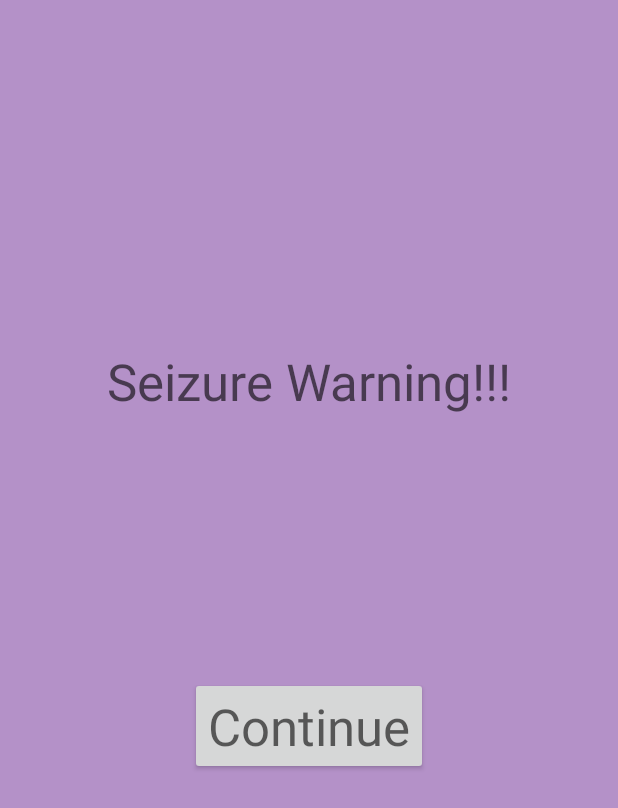
After one commit to ZADAWI123/CMSC-355-APP-Group-D, an Android app: the WarningActivity screen opened directly, with no data from a screen before it, on a phone screen of 412 x 824 dp. The commit adds this screen. Shown: the top 808 px of the screen. Run offline under Robolectric (Android 15) with nearby library versions, the phone set to English and light mode, and no system bars.

Commit message:
Warning Activity made
This page warns you before you go to challenges

```diff
--- a/app/src/main/AndroidManifest.xml
+++ b/app/src/main/AndroidManifest.xml
@@ -9,7 +9,7 @@
         android:roundIcon="@mipmap/ic_launcher_round"
         android:supportsRtl="true"
         android:theme="@style/AppTheme">
-        <activity android:name=".Warning"></activity>
+        <activity android:name=".WarningActivity"></activity>
         <activity android:name=".challenges" />
         <activity android:name=".help" />
         <activity android:name=".Goals" />
--- a/app/src/main/java/com/example/cmsc355app/Warning.java
+++ /dev/null
@@ -1,14 +0,0 @@
-package com.example.cmsc355app;
-
-import androidx.appcompat.app.AppCompatActivity;
-
-import android.os.Bundle;
-
-public class Warning extends AppCompatActivity {
-
-    @Override
-    protected void onCreate(Bundle savedInstanceState) {
-        super.onCreate(savedInstanceState);
-        setContentView(R.layout.activity_warning);
-    }
-}
--- /dev/null
+++ b/app/src/main/java/com/example/cmsc355app/WarningActivity.java
@@ -0,0 +1,34 @@
+package com.example.cmsc355app;
+
+import androidx.appcompat.app.AppCompatActivity;
+import androidx.constraintlayout.widget.ConstraintLayout;
+
+import android.content.Intent;
+import android.view.View;
+import android.widget.Button;
+
+import android.os.Bundle;
+
+public class WarningActivity extends AppCompatActivity {
+
+    private Button continueBtn;
+
+    @Override
+    protected void onCreate(Bundle savedInstanceState) {
+        super.onCreate(savedInstanceState);
+        setContentView(R.layout.activity_warning);
+
+        continueBtn = (Button)findViewById(R.id.conBtn);
+        continueBtn.setOnClickListener(new View.OnClickListener() {
+            @Override
+            public void onClick(View v) {
+
+                moveToContinue();
+            }
+        });
+    }
+    private void moveToContinue(){
+        Intent intentW = new Intent(WarningActivity.this, challenges.class);
+        startActivity(intentW);
+    }
+}
--- a/app/src/main/java/com/example/cmsc355app/main_hub.java
+++ b/app/src/main/java/com/example/cmsc355app/main_hub.java
@@ -10,7 +10,6 @@ import android.content.Intent;
 import android.graphics.drawable.AnimationDrawable;
 import android.os.Bundle;
 import android.preference.PreferenceManager;
-import android.text.Selection;
 import android.view.View;
 import android.widget.Button;
 import android.content.SharedPreferences;
@@ -18,7 +17,6 @@ import android.hardware.Sensor;
 import android.hardware.SensorEvent;
 import android.hardware.SensorEventListener;
 import android.hardware.SensorManager;
-import android.os.Bundle;
 import android.widget.TextView;
 
 public class main_hub extends AppCompatActivity {
@@ -211,7 +209,7 @@ public class main_hub extends AppCompatActivity {
     }
 
     private void moveToWarning(){
-        Intent intentW = new Intent(main_hub.this, challenges.class);
+        Intent intentW = new Intent(main_hub.this, WarningActivity.class);
         startActivity(intentW);
     }
 
--- a/app/src/main/res/layout/activity_warning.xml
+++ b/app/src/main/res/layout/activity_warning.xml
@@ -1,10 +1,43 @@
 <?xml version="1.0" encoding="utf-8"?>
-<androidx.constraintlayout.widget.ConstraintLayout
-    xmlns:android="http://schemas.android.com/apk/res/android"
+<androidx.constraintlayout.widget.ConstraintLayout xmlns:android="http://schemas.android.com/apk/res/android"
+    xmlns:app="http://schemas.android.com/apk/res-auto"
     xmlns:tools="http://schemas.android.com/tools"
-    xmlns:app="http://schemas.android.com/apk/res-auto"
     android:layout_width="match_parent"
     android:layout_height="match_parent"
-    tools:context=".Warning">
+    android:background="@drawable/gradient_1"
+    tools:context=".WarningActivity">
 
-  </androidx.constraintlayout.widget.ConstraintLayout>
+    <Button
+        android:id="@+id/conBtn"
+        android:layout_width="wrap_content"
+        android:layout_height="wrap_content"
+        android:layout_marginStart="150dp"
+        android:layout_marginLeft="150dp"
+        android:layout_marginTop="413dp"
+        android:layout_marginEnd="150dp"
+        android:layout_marginRight="150dp"
+        android:layout_marginBottom="270dp"
+        android:text="Continue"
+        android:textAppearance="@style/TextAppearance.AppCompat.Display1"
+        app:layout_constraintBottom_toBottomOf="parent"
+        app:layout_constraintEnd_toEndOf="parent"
+        app:layout_constraintStart_toStartOf="parent"
+        app:layout_constraintTop_toTopOf="parent" />
+
+    <TextView
+        android:id="@+id/textView36"
+        android:layout_width="wrap_content"
+        android:layout_height="wrap_content"
+        android:layout_marginStart="150dp"
+        android:layout_marginLeft="150dp"
+        android:layout_marginTop="221dp"
+        android:layout_marginEnd="150dp"
+        android:layout_marginRight="150dp"
+        android:layout_marginBottom="165dp"
+        android:text="Seizure Warning!!!"
+        android:textAppearance="@style/TextAppearance.AppCompat.Display1"
+        app:layout_constraintBottom_toTopOf="@+id/conBtn"
+        app:layout_constraintEnd_toEndOf="parent"
+        app:layout_constraintStart_toStartOf="parent"
+        app:layout_constraintTop_toTopOf="parent" />
+</androidx.constraintlayout.widget.ConstraintLayout>
```
